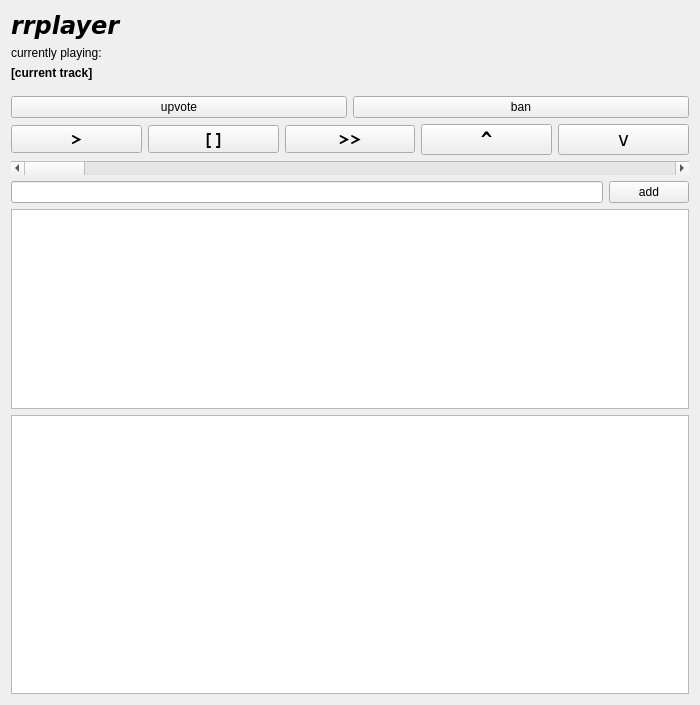
The window that client/rrplayer.ui (frans-fuerst/music_scheduler) describes before a commit, drawn with Qt 5.
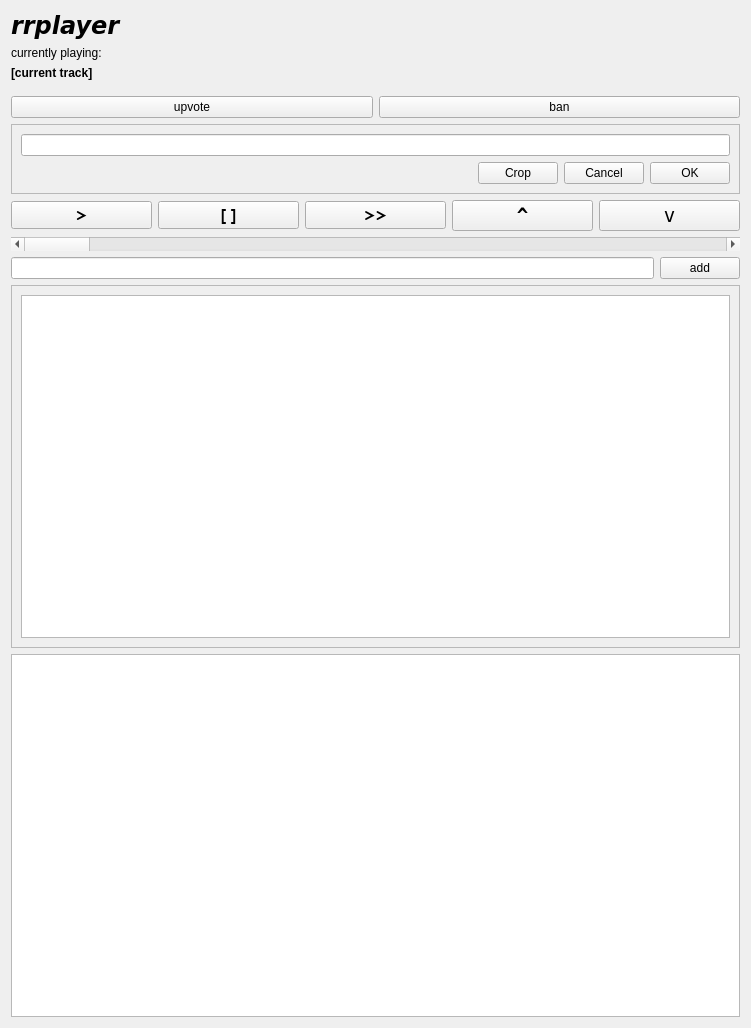
The same window after the commit.

```diff
--- a/client/rrplayer.ui
+++ b/client/rrplayer.ui
@@ -6,8 +6,8 @@
    <rect>
     <x>0</x>
     <y>0</y>
-    <width>700</width>
-    <height>705</height>
+    <width>751</width>
+    <height>1028</height>
    </rect>
   </property>
   <property name="windowTitle">
@@ -76,6 +76,59 @@
        </item>
       </layout>
      </item>
+     <item>
+      <widget class="QFrame" name="frm_ban">
+       <property name="frameShape">
+        <enum>QFrame::StyledPanel</enum>
+       </property>
+       <property name="frameShadow">
+        <enum>QFrame::Raised</enum>
+       </property>
+       <layout class="QVBoxLayout" name="verticalLayout_2">
+        <item>
+         <widget class="QLineEdit" name="txt_ban_substring"/>
+        </item>
+        <item>
+         <layout class="QHBoxLayout" name="horizontalLayout_4">
+          <item>
+           <spacer name="horizontalSpacer">
+            <property name="orientation">
+             <enum>Qt::Horizontal</enum>
+            </property>
+            <property name="sizeHint" stdset="0">
+             <size>
+              <width>40</width>
+              <height>20</height>
+             </size>
+            </property>
+           </spacer>
+          </item>
+          <item>
+           <widget class="QPushButton" name="pb_ban_crop">
+            <property name="text">
+             <string>Crop</string>
+            </property>
+           </widget>
+          </item>
+          <item>
+           <widget class="QPushButton" name="pb_ban_cancel">
+            <property name="text">
+             <string>Cancel</string>
+            </property>
+           </widget>
+          </item>
+          <item>
+           <widget class="QPushButton" name="pb_ban_ok">
+            <property name="text">
+             <string>OK</string>
+            </property>
+           </widget>
+          </item>
+         </layout>
+        </item>
+       </layout>
+      </widget>
+     </item>
      <item>
       <layout class="QHBoxLayout" name="horizontalLayout_2">
        <item>
@@ -177,13 +230,24 @@
       </layout>
      </item>
      <item>
-      <widget class="QListView" name="lst_tracks">
-       <property name="maximumSize">
+      <widget class="QFrame" name="frm_search_result">
+       <property name="minimumSize">
         <size>
-         <width>16777215</width>
+         <width>0</width>
          <height>200</height>
         </size>
        </property>
+       <property name="frameShape">
+        <enum>QFrame::StyledPanel</enum>
+       </property>
+       <property name="frameShadow">
+        <enum>QFrame::Raised</enum>
+       </property>
+       <layout class="QVBoxLayout" name="verticalLayout_3">
+        <item>
+         <widget class="QListWidget" name="listWidget"/>
+        </item>
+       </layout>
       </widget>
      </item>
      <item>
```
